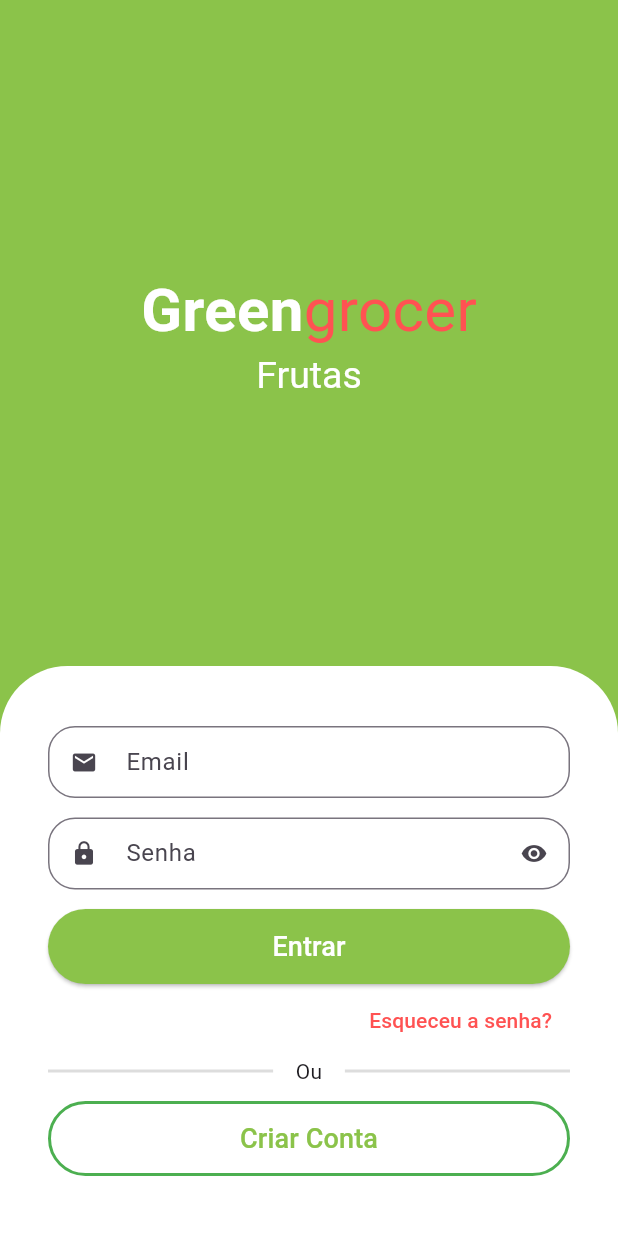
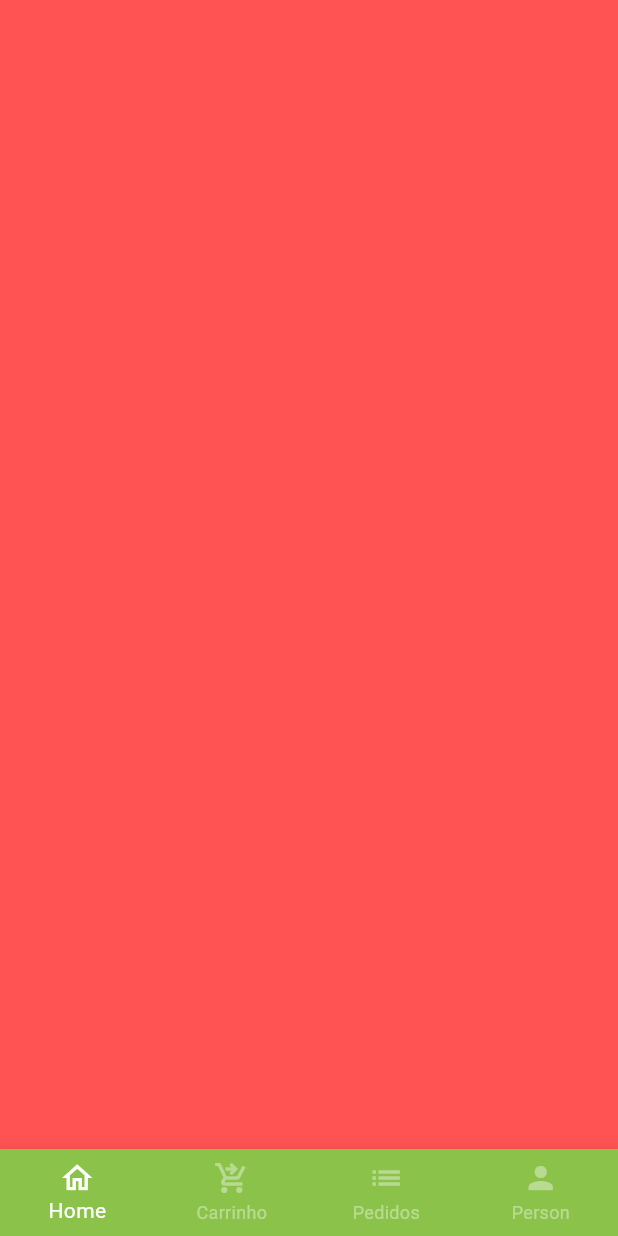
Before and after one commit to reisdeveloper/GreenRocer, a Flutter app: the screen it shows after launch, after a tap on "Entrar", on a phone screen of 412 x 824 dp. Run offline on Flutter 3.47's test engine with Material 3 defaults, Android fonts, the phone set to English and light mode, and no system bars; drawn by our look-alikes of animated_text_kit; our stand-ins replace mask_text_input_formatter.

Commit message:
add and update base_screen

```diff
--- a/lib/src/auth/sign_up_screen.dart
+++ b/lib/src/auth/sign_up_screen.dart
@@ -50,16 +50,16 @@ class SignUpScreen extends StatelessWidget {
                       child: Column(
                         crossAxisAlignment: CrossAxisAlignment.stretch,
                         children: [
-                          CustomTextField(
+                          const CustomTextField(
                             icon: Icons.email,
                             label: 'Email',
                           ),
-                          CustomTextField(
+                          const CustomTextField(
                             icon: Icons.lock,
                             label: 'Senha',
                             isSecret: true,
                           ),
-                          CustomTextField(
+                          const CustomTextField(
                             icon: Icons.person,
                             label: 'Nome',
                           ),
--- /dev/null
+++ b/lib/src/base/base_screen.dart
@@ -0,0 +1,43 @@
+import 'package:flutter/material.dart';
+import 'package:greengrocer/src/config/custom_colors.dart';
+
+class BaseScreen extends StatelessWidget {
+  const BaseScreen({super.key});
+
+  @override
+  Widget build(BuildContext context) {
+    return Scaffold(
+      body: Container(
+        color: CustomColors.red,
+      ),
+      bottomNavigationBar: BottomNavigationBar(
+        type: BottomNavigationBarType.fixed,
+        backgroundColor: CustomColors.customSwatchColor,
+        selectedItemColor: CustomColors.white,
+        unselectedItemColor: CustomColors.white.withAlpha(100),
+        items: const [
+          BottomNavigationBarItem(
+            icon: Icon(Icons.home_outlined),
+            label: 'Home',
+          ),
+          BottomNavigationBarItem(
+            icon: Icon(
+              Icons.shopping_cart_checkout_outlined,
+            ),
+            label: 'Carrinho',
+          ),
+          BottomNavigationBarItem(
+            icon: Icon(
+              Icons.list,
+            ),
+            label: 'Pedidos',
+          ),
+          BottomNavigationBarItem(
+            icon: Icon(Icons.person),
+            label: 'Person',
+          ),
+        ],
+      ),
+    );
+  }
+}
--- a/lib/view/widgets/singIn_Screen.dart
+++ b/lib/view/widgets/singIn_Screen.dart
@@ -2,6 +2,7 @@ import 'package:animated_text_kit/animated_text_kit.dart';
 import 'package:flutter/material.dart';
 import 'package:greengrocer/src/auth/components/custom_text_field.dart';
 import 'package:greengrocer/src/auth/sign_up_screen.dart';
+import 'package:greengrocer/src/base/base_screen.dart';
 import 'package:greengrocer/src/config/custom_colors.dart';
 
 class SingInScreen extends StatelessWidget {
@@ -97,7 +98,13 @@ class SingInScreen extends StatelessWidget {
                           backgroundColor: CustomColors.customSwatchColor,
                           foregroundColor: CustomColors.white,
                         ),
-                        onPressed: () {},
+                        onPressed: () {
+                          Navigator.of(context).pushReplacement(
+                            MaterialPageRoute(
+                              builder: (_) => const BaseScreen(),
+                            ),
+                          );
+                        },
                         child: const Text(
                           'Entrar',
                           style: TextStyle(fontSize: 18),
```
